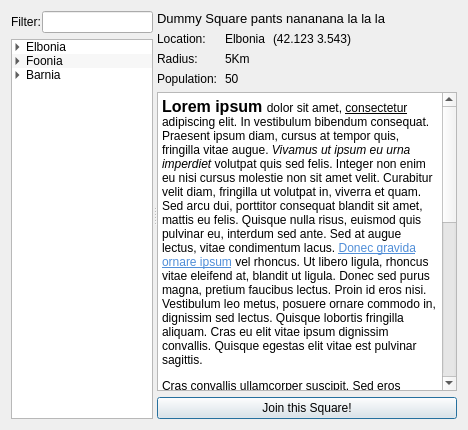
This is src/ui/square.ui in whirm/tgs-pc as Qt 5 draws it before an edit. The edited form follows.
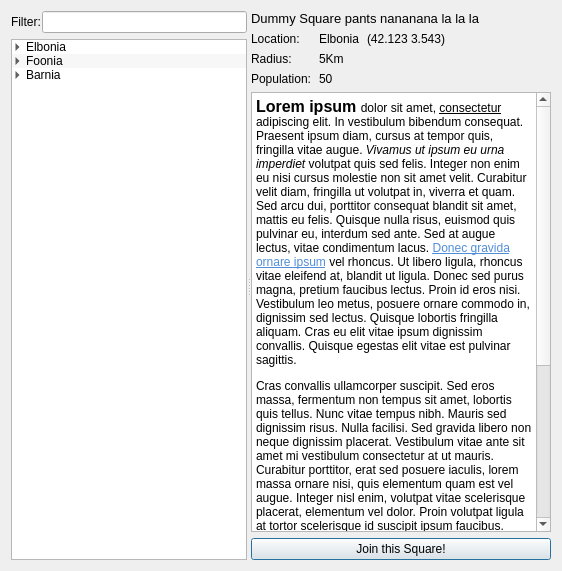
This is the edited form. Icons and pictures are not drawn.

Commit message: Nice widgets for both subscribed squares and suggested squares

```diff
--- a/src/ui/square.ui
+++ b/src/ui/square.ui
@@ -6,8 +6,8 @@
    <rect>
     <x>0</x>
     <y>0</y>
-    <width>468</width>
-    <height>430</height>
+    <width>562</width>
+    <height>571</height>
    </rect>
   </property>
   <property name="windowTitle">
@@ -19,13 +19,22 @@
      <property name="orientation">
       <enum>Qt::Horizontal</enum>
      </property>
+     <property name="handleWidth">
+      <number>4</number>
+     </property>
      <widget class="QWidget" name="layoutWidget">
       <layout class="QVBoxLayout" name="verticalLayout_3">
+       <property name="sizeConstraint">
+        <enum>QLayout::SetMinimumSize</enum>
+       </property>
        <item>
         <layout class="QHBoxLayout" name="horizontalLayout_3">
          <property name="spacing">
           <number>1</number>
          </property>
+         <property name="sizeConstraint">
+          <enum>QLayout::SetMaximumSize</enum>
+         </property>
          <item>
           <widget class="QLabel" name="label">
            <property name="text">
@@ -34,12 +43,43 @@
           </widget>
          </item>
          <item>
-          <widget class="QLineEdit" name="lineEdit_2"/>
+          <widget class="QLineEdit" name="lineEdit_2">
+           <property name="sizePolicy">
+            <sizepolicy hsizetype="Expanding" vsizetype="Fixed">
+             <horstretch>0</horstretch>
+             <verstretch>0</verstretch>
+            </sizepolicy>
+           </property>
+           <property name="minimumSize">
+            <size>
+             <width>124</width>
+             <height>0</height>
+            </size>
+           </property>
+           <property name="maximumSize">
+            <size>
+             <width>236</width>
+             <height>16777215</height>
+            </size>
+           </property>
+          </widget>
          </item>
         </layout>
        </item>
        <item>
         <widget class="QTreeWidget" name="treeWidget">
+         <property name="sizePolicy">
+          <sizepolicy hsizetype="Expanding" vsizetype="Expanding">
+           <horstretch>0</horstretch>
+           <verstretch>0</verstretch>
+          </sizepolicy>
+         </property>
+         <property name="maximumSize">
+          <size>
+           <width>282</width>
+           <height>16777215</height>
+          </size>
+         </property>
          <property name="alternatingRowColors">
           <bool>true</bool>
          </property>
```
The commit also changes 4 other files.
